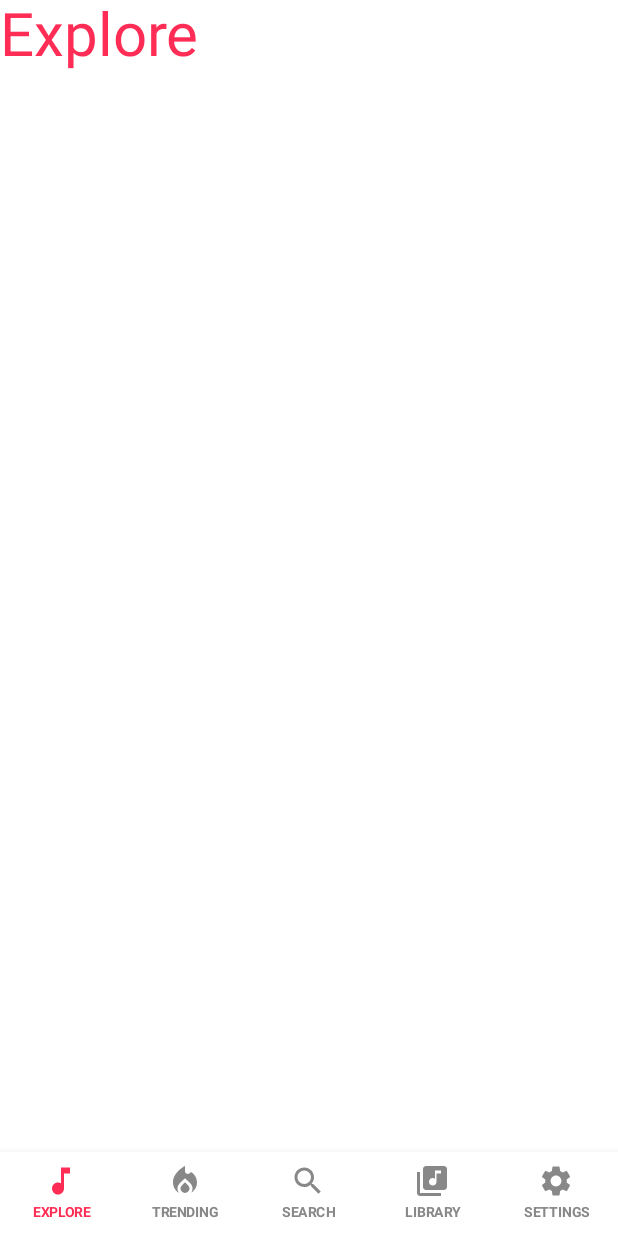
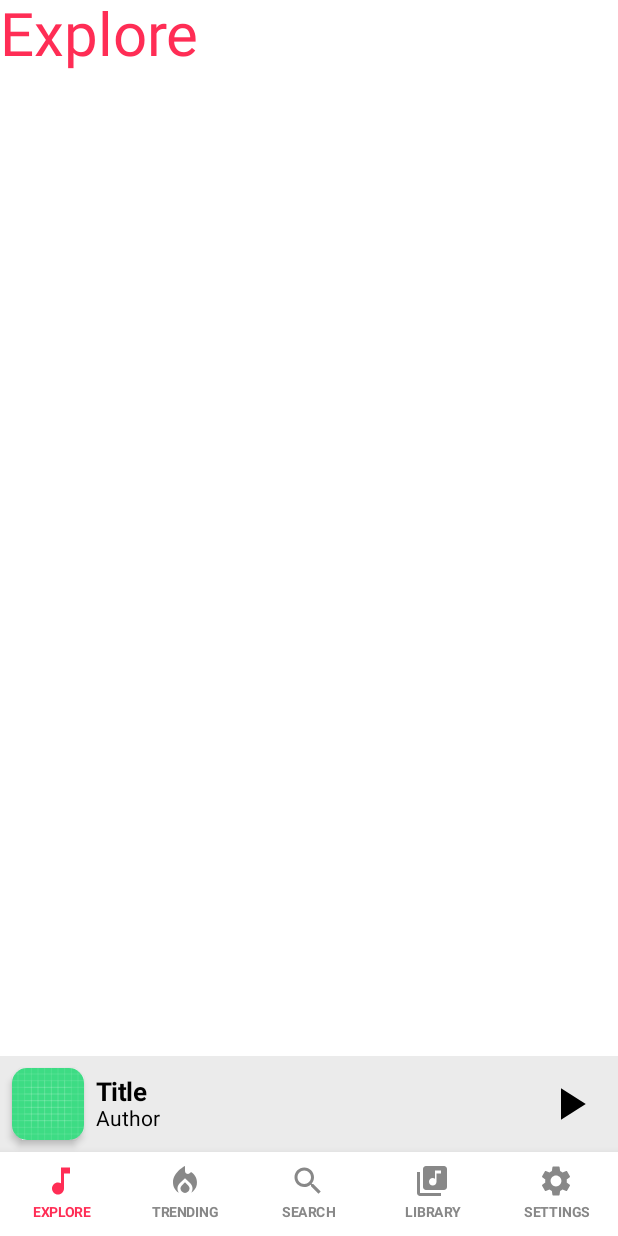
Before and after one commit to Fabudi/MusicApp, an Android app built with Jetpack Compose: the screen it shows after launch (MainActivity), on a phone screen of 412 x 824 dp. Run offline under Robolectric (Android 15) with nearby library versions, the phone set to English and light mode, and no system bars.

```diff
--- /dev/null
+++ b/app/src/main/java/inc/fabudi/musicapp/ui/components/PlayBar.kt
@@ -0,0 +1,96 @@
+package inc.fabudi.musicapp.ui.components
+
+import androidx.compose.foundation.Image
+import androidx.compose.foundation.background
+import androidx.compose.foundation.layout.Arrangement
+import androidx.compose.foundation.layout.Column
+import androidx.compose.foundation.layout.Row
+import androidx.compose.foundation.layout.aspectRatio
+import androidx.compose.foundation.layout.fillMaxSize
+import androidx.compose.foundation.layout.height
+import androidx.compose.foundation.layout.padding
+import androidx.compose.foundation.layout.wrapContentSize
+import androidx.compose.foundation.shape.RoundedCornerShape
+import androidx.compose.material.IconButton
+import androidx.compose.material.Text
+import androidx.compose.material3.Icon
+import androidx.compose.material3.MaterialTheme
+import androidx.compose.runtime.Composable
+import androidx.compose.runtime.LaunchedEffect
+import androidx.compose.runtime.getValue
+import androidx.compose.runtime.mutableStateOf
+import androidx.compose.runtime.remember
+import androidx.compose.runtime.setValue
+import androidx.compose.ui.Alignment
+import androidx.compose.ui.Modifier
+import androidx.compose.ui.draw.shadow
+import androidx.compose.ui.graphics.Color
+import androidx.compose.ui.platform.LocalContext
+import androidx.compose.ui.res.painterResource
+import androidx.compose.ui.text.font.FontWeight
+import androidx.compose.ui.tooling.preview.Preview
+import androidx.compose.ui.unit.dp
+import androidx.compose.ui.unit.sp
+import inc.fabudi.musicapp.R
+
+@Composable
+fun PlayBar(trackCoverImage: Int) {
+    Row(
+        modifier = Modifier
+            .height(64.dp)
+            .background(Color(red = 235, green = 235, blue = 235, alpha = 255))
+            .padding(8.dp), horizontalArrangement = Arrangement.SpaceBetween
+    ) {
+        Row(
+            modifier = Modifier
+                .fillMaxSize()
+                .weight(1f),
+            verticalAlignment = Alignment.CenterVertically
+        ) {
+            var imageAverageColor by remember { mutableStateOf(Color(0xff000000)) }
+            val context = LocalContext.current.resources
+            LaunchedEffect(trackCoverImage) {
+                //TODO("Image shadow color depends on Image color")
+            }
+            Image(
+                painter = painterResource(trackCoverImage),
+                contentDescription = "",
+                modifier = Modifier
+                    .height(48.dp)
+                    .aspectRatio(1 / 1f)
+                    .shadow(
+                        elevation = 3.dp,
+                        shape = RoundedCornerShape(10.dp),
+                        clip = true,
+                        ambientColor = imageAverageColor,
+                        spotColor = imageAverageColor
+                    )
+            )
+            Column(modifier = Modifier.padding(start = 8.dp)) {
+                Text(text = "Title", fontWeight = FontWeight.Bold, fontSize = 17.sp)
+                Text(text = "Author", fontWeight = FontWeight.Normal, fontSize = 14.sp)
+            }
+        }
+        var isPlaying by remember { mutableStateOf(false) }
+        IconButton(
+            onClick = { isPlaying = !isPlaying },
+            modifier = Modifier.wrapContentSize(),
+            enabled = true
+        ) {
+            Icon(
+                painter = painterResource(if (isPlaying) R.drawable.baseline_pause_24 else R.drawable.baseline_play_arrow_24),
+                contentDescription = "",
+                modifier = Modifier
+                    .height(36.dp)
+                    .aspectRatio(1 / 1f)
+            )
+        }
+    }
+}
+
+
+@Preview
+@Composable
+fun PlayBarPreview() {
+    PlayBar(trackCoverImage = R.drawable.ic_launcher_background)
+}
--- a/app/src/main/java/inc/fabudi/musicapp/ui/screens/MainScreen.kt
+++ b/app/src/main/java/inc/fabudi/musicapp/ui/screens/MainScreen.kt
@@ -1,22 +1,36 @@
 package inc.fabudi.musicapp.ui.screens
 
 import androidx.compose.foundation.layout.Box
+import androidx.compose.foundation.layout.Column
 import androidx.compose.foundation.layout.fillMaxSize
+import androidx.compose.foundation.layout.fillMaxWidth
 import androidx.compose.foundation.layout.padding
+import androidx.compose.foundation.layout.wrapContentHeight
 import androidx.compose.material.Scaffold
 import androidx.compose.runtime.Composable
 import androidx.compose.ui.Modifier
 import androidx.navigation.compose.rememberNavController
+import inc.fabudi.musicapp.R
 import inc.fabudi.musicapp.ui.components.FBottomAppBar
+import inc.fabudi.musicapp.ui.components.PlayBar
 import inc.fabudi.musicapp.ui.navigation.NavigationGraph
 
 @Composable
 fun MainScreen() {
     val navController = rememberNavController()
     Scaffold(
-        bottomBar = { FBottomAppBar(navController = navController) }
+        bottomBar = {
+            Column(modifier = Modifier
+                .fillMaxWidth()
+                .wrapContentHeight()) {
+                PlayBar(trackCoverImage = R.drawable.ic_launcher_background)
+                FBottomAppBar(navController = navController)
+            }
+        }
     ) {
-        Box(modifier = Modifier.fillMaxSize().padding(it)){
+        Box(modifier = Modifier
+            .fillMaxSize()
+            .padding(it)) {
             NavigationGraph(navController = navController)
         }
     }
--- /dev/null
+++ b/app/src/main/res/drawable/baseline_more_vert_24.xml
@@ -0,0 +1,5 @@
+<vector android:height="24dp" android:tint="#000000"
+    android:viewportHeight="24" android:viewportWidth="24"
+    android:width="24dp" xmlns:android="http://schemas.android.com/apk/res/android">
+    <path android:fillColor="@android:color/white" android:pathData="M12,8c1.1,0 2,-0.9 2,-2s-0.9,-2 -2,-2 -2,0.9 -2,2 0.9,2 2,2zM12,10c-1.1,0 -2,0.9 -2,2s0.9,2 2,2 2,-0.9 2,-2 -0.9,-2 -2,-2zM12,16c-1.1,0 -2,0.9 -2,2s0.9,2 2,2 2,-0.9 2,-2 -0.9,-2 -2,-2z"/>
+</vector>
--- /dev/null
+++ b/app/src/main/res/drawable/baseline_play_circle_24.xml
@@ -0,0 +1,6 @@
+<?xml version="1.0" encoding="utf-8"?>
+<vector android:height="24dp" android:tint="#000000"
+    android:viewportHeight="24" android:viewportWidth="24"
+    android:width="24dp" xmlns:android="http://schemas.android.com/apk/res/android">
+    <path android:fillColor="@android:color/white" android:pathData="M12,2C6.48,2 2,6.48 2,12s4.48,10 10,10s10,-4.48 10,-10S17.52,2 12,2zM9.5,16.5v-9l7,4.5L9.5,16.5z"/>
+</vector>
```
